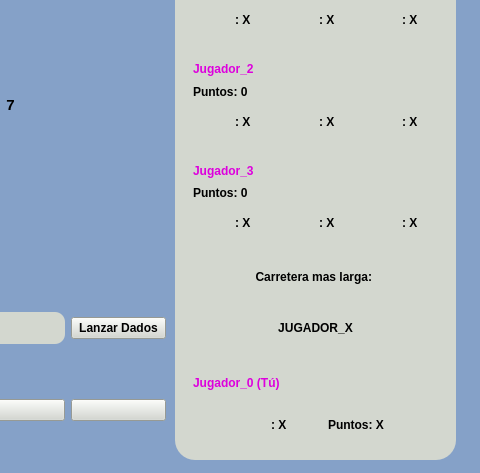
Above: Tareas/T03/client/ventana_juego.ui from domingo2000/ProgramacionAvanzada before the change; both pictures show x 445 to 925 and y 181 to 654 of the 925 by 654 pixel window. Below: the same form after it.
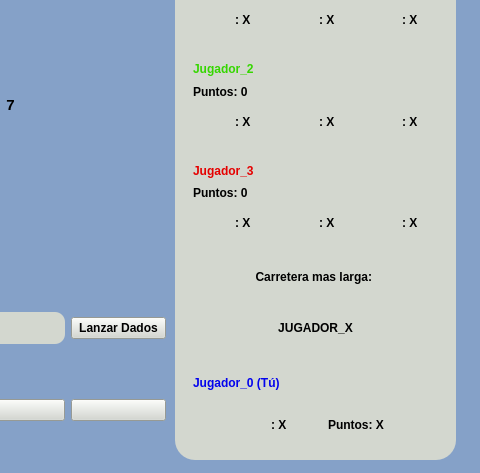
That is the form after the change. Icons and pictures are not drawn.

Commit message: añadido colores y Tu a los usuarios

```diff
--- a/Tareas/T03/client/ventana_juego.ui
+++ b/Tareas/T03/client/ventana_juego.ui
@@ -2006,7 +2006,7 @@
        <item>
         <widget class="QLabel" name="nombre_j2">
          <property name="styleSheet">
-          <string notr="true">color:#DD00DD;</string>
+          <string notr="true">color:#35D600</string>
          </property>
          <property name="text">
           <string>Jugador_2</string>
@@ -2219,7 +2219,7 @@
        <item>
         <widget class="QLabel" name="nombre_j3">
          <property name="styleSheet">
-          <string notr="true">color:#DD00DD;</string>
+          <string notr="true">color:#E50000;</string>
          </property>
          <property name="text">
           <string>Jugador_3</string>
@@ -2456,7 +2456,7 @@
        <item>
         <widget class="QLabel" name="nombre_j0">
          <property name="styleSheet">
-          <string notr="true">color:#DD00DD;</string>
+          <string notr="true">color:#0303ED;</string>
          </property>
          <property name="text">
           <string>Jugador_0 (Tú)</string>
```
The commit also changes 1 other file.
